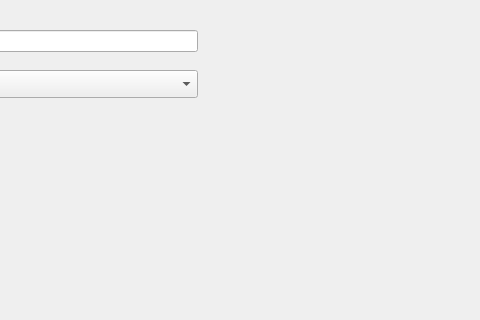
Qt form searching.ui (bolesawny7/FootballFantasy) before a commit; both pictures show x 813 to 1293 and y 0 to 320 of the 1293 by 654 pixel window.
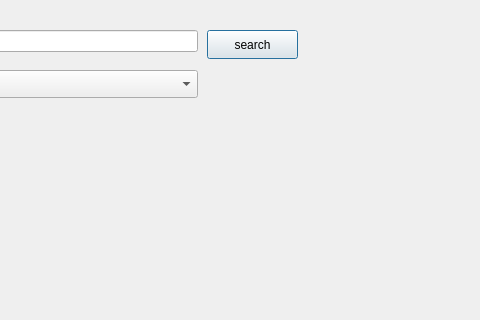
The same form after that commit. Icons and pictures are not drawn.

```diff
--- a/searching.ui
+++ b/searching.ui
@@ -50,6 +50,19 @@
     </rect>
    </property>
   </widget>
+  <widget class="QPushButton" name="pushButton">
+   <property name="geometry">
+    <rect>
+     <x>1020</x>
+     <y>30</y>
+     <width>91</width>
+     <height>29</height>
+    </rect>
+   </property>
+   <property name="text">
+    <string>search</string>
+   </property>
+  </widget>
  </widget>
  <resources/>
  <connections/>
```
